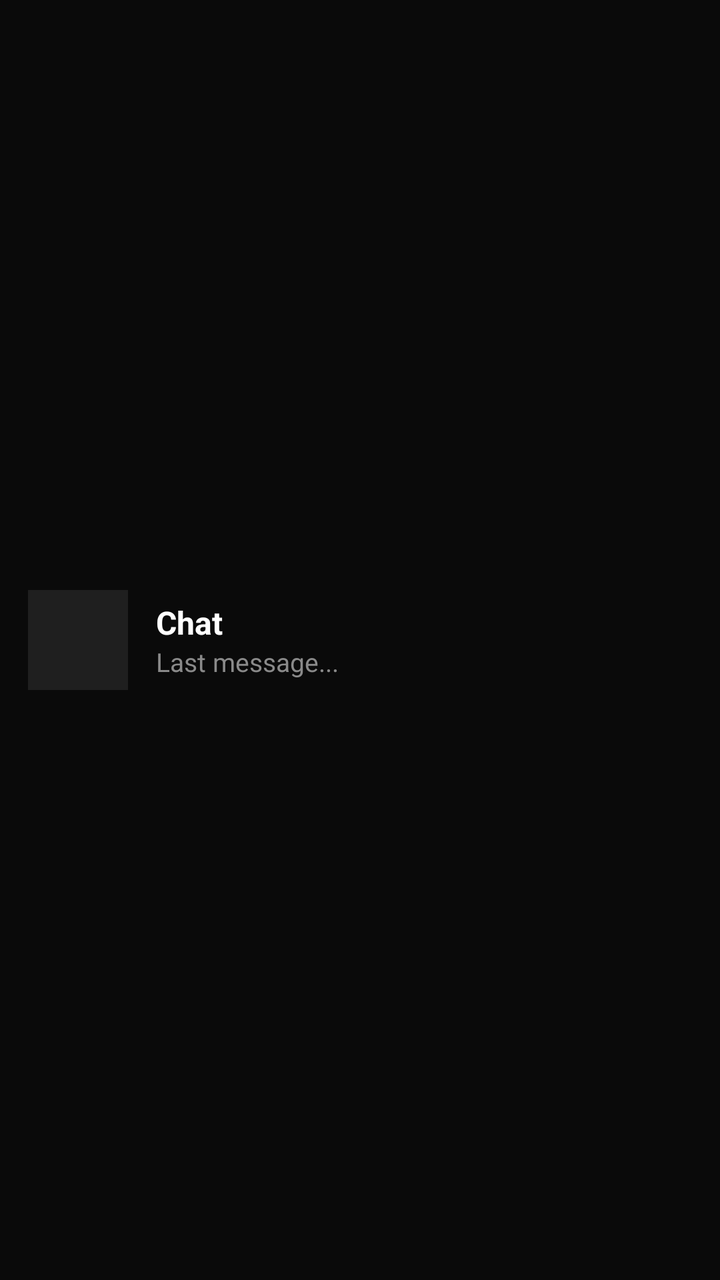
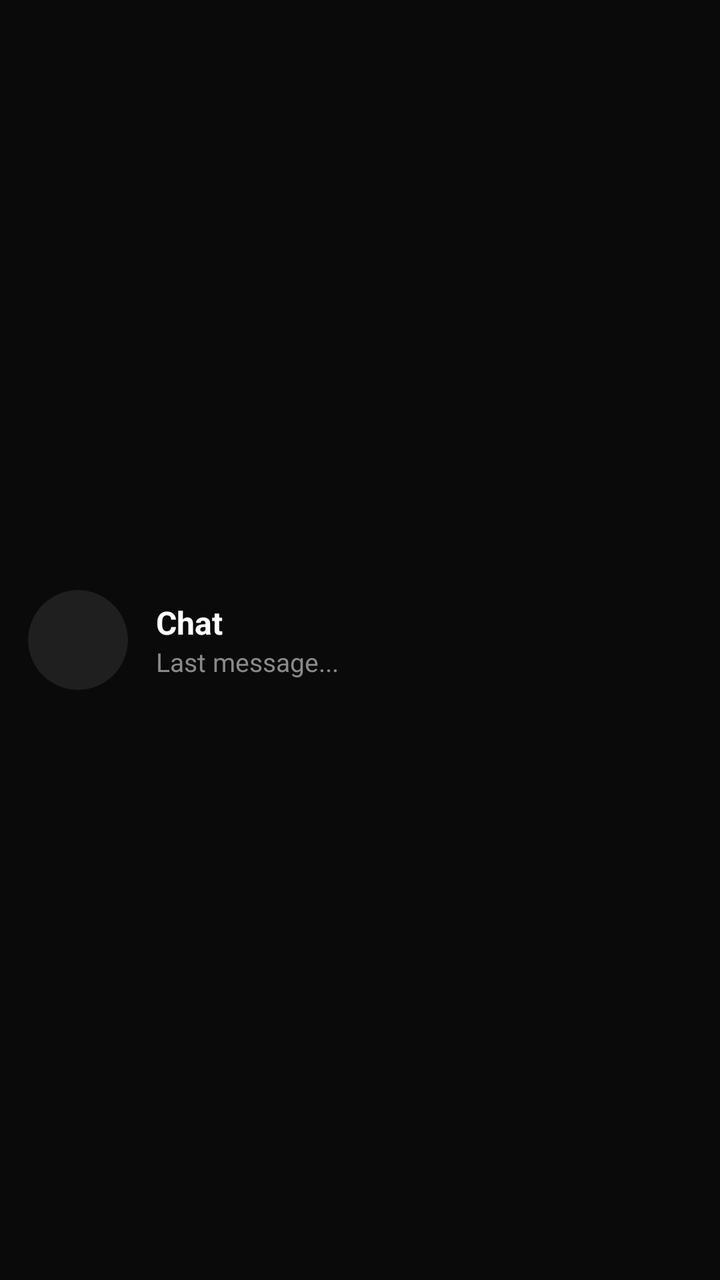

Screens rendered from an Android XML layout before and after an edit, with the pre-edit source and the edit as a unified diff.
<!-- AndroidManifest.xml: application theme Theme.BlankCT -->
<!-- res/layout/item_chat_row.xml -->
<?xml version="1.0" encoding="utf-8"?>
<LinearLayout xmlns:android="http://schemas.android.com/apk/res/android"
    android:layout_width="match_parent"
    android:layout_height="wrap_content"
    android:orientation="horizontal"
    android:gravity="center_vertical"
    android:padding="14dp"
    android:background="@color/dark_bg">

    <ImageView
        android:id="@+id/iv_chat_icon"
        android:layout_width="50dp"
        android:layout_height="50dp"
        android:background="@color/surface_light"
        android:scaleType="centerCrop"
        android:contentDescription="Chat icon" />

    <LinearLayout
        android:layout_width="0dp"
        android:layout_height="wrap_content"
        android:layout_weight="1"
        android:orientation="vertical"
        android:layout_marginStart="14dp">

        <TextView
            android:id="@+id/tv_chat_title"
            android:layout_width="match_parent"
            android:layout_height="wrap_content"
            android:text="Chat"
            android:textColor="@color/white"
            android:textSize="16sp"
            android:textStyle="bold" />

        <TextView
            android:id="@+id/tv_chat_last_msg"
            android:layout_width="match_parent"
            android:layout_height="wrap_content"
            android:text="Last message..."
            android:textColor="@color/text_secondary"
            android:textSize="13sp"
            android:maxLines="1"
            android:ellipsize="end" />

    </LinearLayout>

</LinearLayout>
<!-- resources referenced by this layout -->
<resources>
  <color name="dark_bg">#0A0A0A</color>
  <color name="surface_light">#1F1F1F</color>
  <color name="text_secondary">#8A8A8A</color>
  <color name="white">#FFFFFF</color>
  <style name="Theme.BlankCT" parent="Theme.MaterialComponents.DayNight.NoActionBar">
          <item name="colorPrimary">@color/tiktok_red</item>
          <item name="colorPrimaryVariant">@color/tiktok_red</item>
          <item name="colorOnPrimary">@color/white</item>
          <item name="colorSecondary">@color/tiktok_cyan</item>
          <item name="colorSecondaryVariant">@color/tiktok_cyan</item>
          <item name="colorOnSecondary">@color/black</item>
          <item name="android:statusBarColor">@color/black</item>
          <item name="android:navigationBarColor">@color/black</item>
          <item name="android:windowBackground">@color/dark_bg</item>
          <item name="android:windowLightStatusBar">false</item>
          <item name="colorSurface">@color/surface_dark</item>
          <item name="colorOnSurface">@color/white</item>
      </style>
  <color name="tiktok_red">#FE2C55</color>
  <color name="tiktok_cyan">#25F4EE</color>
  <color name="black">#000000</color>
  <color name="surface_dark">#161616</color>
</resources>

<!-- the commit's change to res/layout/item_chat_row.xml (unified diff, before → after) -->
@@ -11,8 +11,9 @@
         android:id="@+id/iv_chat_icon"
         android:layout_width="50dp"
         android:layout_height="50dp"
-        android:background="@color/surface_light"
+        android:background="@drawable/circle_icon_bg"
         android:scaleType="centerCrop"
+        android:clipToOutline="true"
         android:contentDescription="Chat icon" />
 
     <LinearLayout
<!-- resource entries referenced after the edit -->
@@ -1,9 +1,14 @@
 <!-- resources referenced by this layout -->
 <resources>
   <color name="dark_bg">#0A0A0A</color>
-  <color name="surface_light">#1F1F1F</color>
   <color name="text_secondary">#8A8A8A</color>
   <color name="white">#FFFFFF</color>
+  <!-- drawable circle_icon_bg (drawable) -->
+  <?xml version="1.0" encoding="utf-8"?>
+  <shape xmlns:android="http://schemas.android.com/apk/res/android">
+      <solid android:color="#1F1F1F" />
+      <corners android:radius="999dp" />
+  </shape>
   <style name="Theme.BlankCT" parent="Theme.MaterialComponents.DayNight.NoActionBar">
           <item name="colorPrimary">@color/tiktok_red</item>
           <item name="colorPrimaryVariant">@color/tiktok_red</item>
